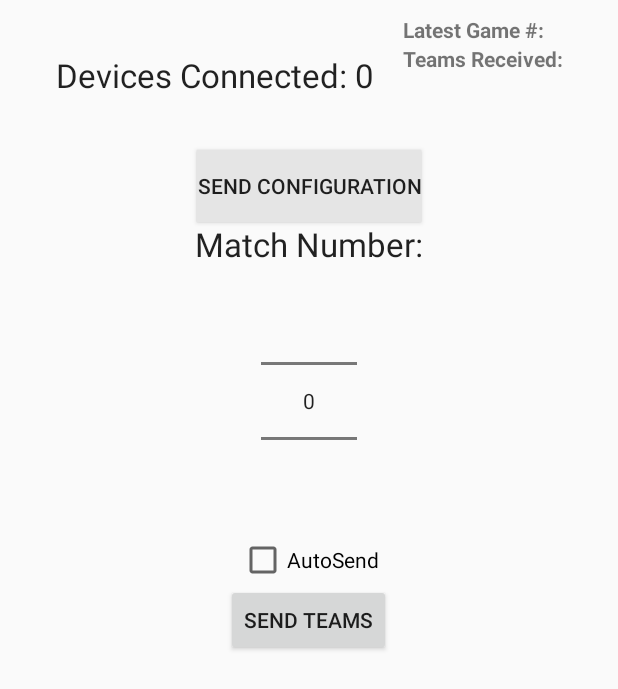
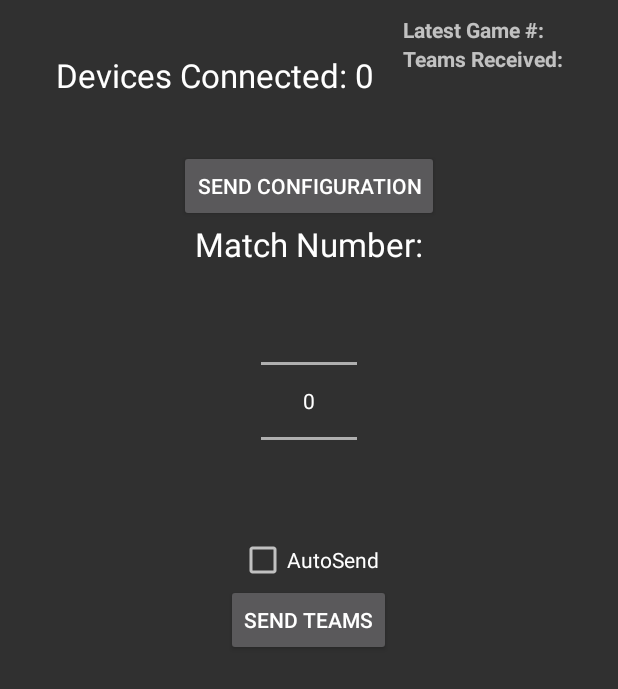
Before and after one commit to olechiw/Hot67-Bluetooth-Scouter, an Android app: the layout activity_server.xml on its own in the app's theme, with its tools: preview values and no code run, on a phone screen of 412 x 824 dp. Shown: the top 689 px of the screen. Run offline under Robolectric (Android 15) with nearby library versions, the phone set to English and light mode, and no system bars.

Commit message:
Stable release, fixed some stuff and I changed the theme to be dark.

```diff
--- a/app/src/main/java/org/hotteam67/bluetoothscouter/ScoutActivity.java
+++ b/app/src/main/java/org/hotteam67/bluetoothscouter/ScoutActivity.java
@@ -218,7 +218,10 @@ public class ScoutActivity extends BluetoothActivity {
     private void send()
     {
         if (teamNumber.getText().toString().trim().isEmpty())
+        {
+            toast("No team number!");
             return;
+        }
 
 
         if (!getDatabaseContent().isEmpty())
--- a/app/src/main/res/layout/activity_server.xml
+++ b/app/src/main/res/layout/activity_server.xml
@@ -58,8 +58,7 @@
             android:layout_height="wrap_content"
             android:text="Send Configuration"
             android:id="@+id/sendConfigurationButton"
-            android:layout_gravity="center_horizontal"
-            android:background="#e5e5e5"/>
+            android:layout_gravity="center_horizontal"/>
         <org.hotteam67.bluetoothscouter.InputTableLayout
             android:layout_width="match_parent"
             android:layout_height="wrap_content"
--- a/app/src/main/res/values/styles.xml
+++ b/app/src/main/res/values/styles.xml
@@ -1,7 +1,7 @@
 <resources>
 
     <!-- Base application theme. -->
-    <style name="AppTheme" parent="@style/Theme.AppCompat.Light.NoActionBar">
+    <style name="AppTheme" parent="@style/Theme.AppCompat.NoActionBar">
         <!-- Customize your theme here. -->
         <item name="colorPrimary">@color/colorPrimary</item>
         <item name="colorPrimaryDark">@color/colorPrimaryDark</item>
```
